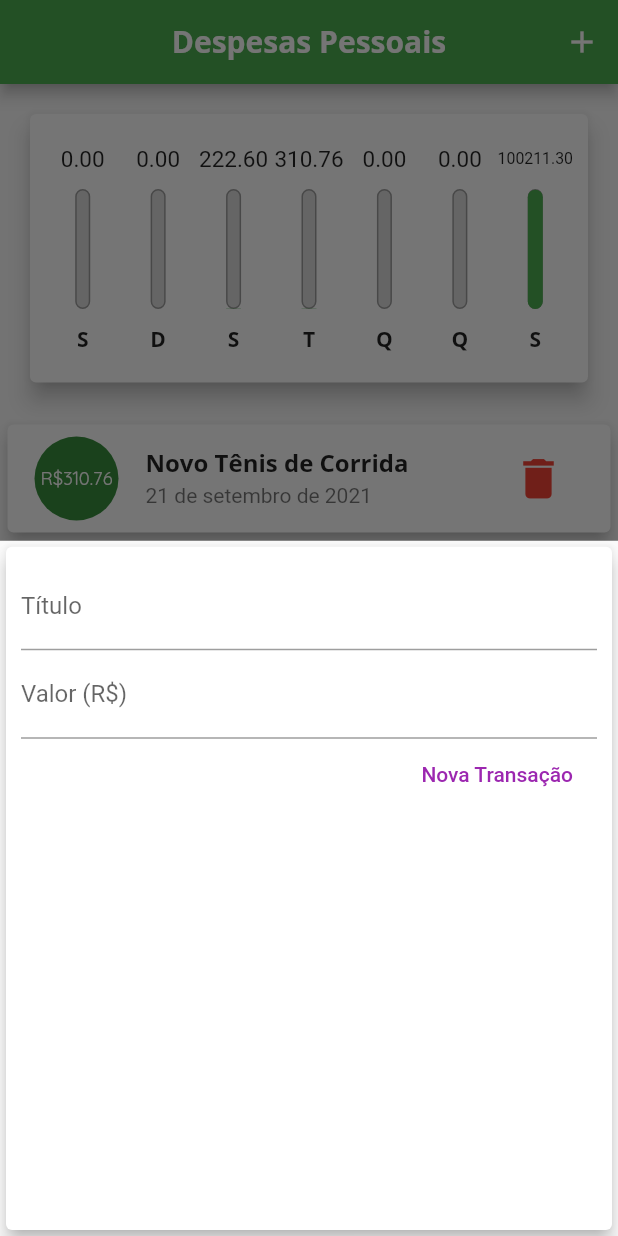
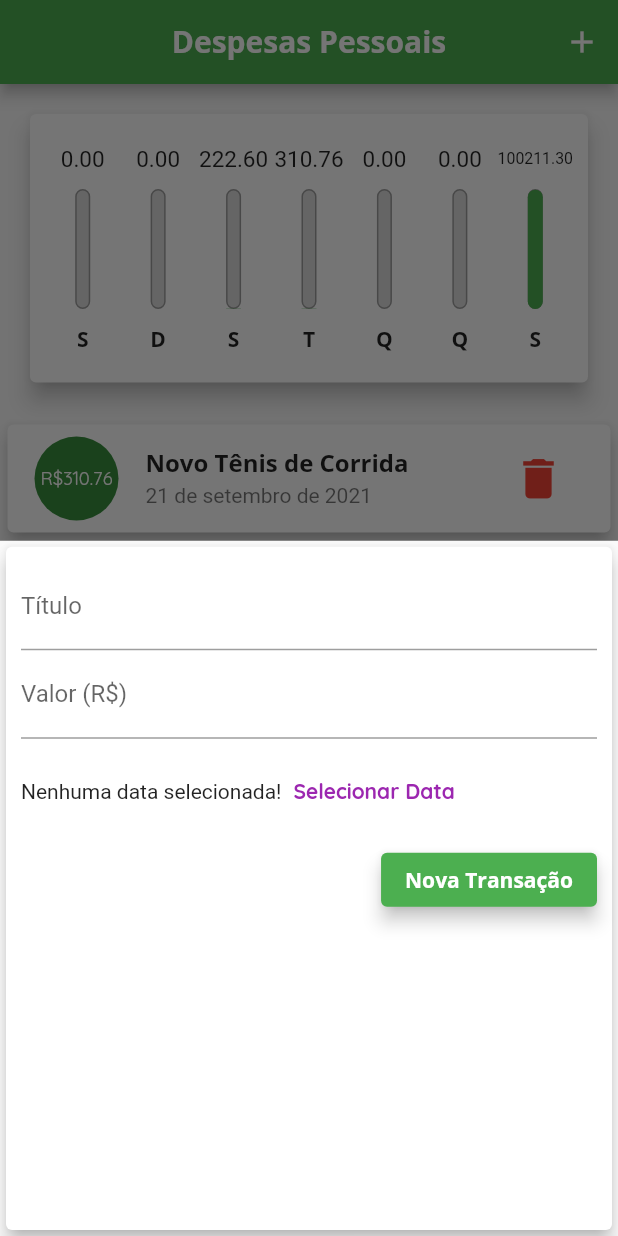
Before and after one commit to Bernardo-Junior/ExpenseApp, a Flutter app: the screen it shows after launch, after a tap on the "delete" icon, after a tap on the "add" icon, on a phone screen of 412 x 824 dp. Run offline on Flutter 3.47's test engine with Material 2 defaults, Android fonts, the phone set to English and light mode, and no system bars.

Commit message:
feat: formatando botão e adicionando mensagem de quando uma data não é selecionada na hora de criar a despesa

```diff
--- a/lib/components/transaction_form.dart
+++ b/lib/components/transaction_form.dart
@@ -50,17 +50,40 @@ class _TransactionFormState extends State<TransactionForm> {
               ),
               onSubmitted: (_) => _formatDatesAndSubmit(),
             ),
+            Container(
+              height: 70,
+              child: Row(
+                children: [
+                  const Text('Nenhuma data selecionada!'),
+                  TextButton(
+                    child: const Text(
+                      'Selecionar Data',
+                      style: TextStyle(color: Colors.purple),
+                    ),
+                    onPressed: () {},
+                  ),
+                ],
+              ),
+            ),
             Row(
               mainAxisAlignment: MainAxisAlignment.end,
               children: [
-                FlatButton(
-                  child: const Text(
+                ElevatedButton(
+                  style: ButtonStyle(
+                    elevation: MaterialStateProperty.all(5),
+                  ),
+                  child: Text(
                     'Nova Transação',
                     style: TextStyle(
-                      color: Colors.purple,
+                      color: Theme.of(context).textTheme.button!.color,
+                      fontFamily: 'OpenSans',
+                      fontWeight: FontWeight.bold,
                     ),
                   ),
                   onPressed: _formatDatesAndSubmit,
+                  onLongPress: () {
+                    print("OI");
+                  },
                 ),
               ],
             )
--- a/lib/main.dart
+++ b/lib/main.dart
@@ -22,6 +22,10 @@ class ExpenseApp extends StatelessWidget {
                 fontFamily: 'OpenSans',
                 fontSize: 16,
                 fontWeight: FontWeight.w700,
+              ),
+              button: const TextStyle(
+                color: Colors.white,
+                fontWeight: FontWeight.bold,
               ),
             ),
         appBarTheme: const AppBarTheme(
@@ -115,8 +119,6 @@ class _MyHomePageState extends State<MyHomePage> {
     setState(() {
       _transactions.removeWhere((tr) => tr.id == resultList[0].id);
     });
-
-    print(_transactions);
   }
 
   _openTransactionFormModal(BuildContext context) {
```
